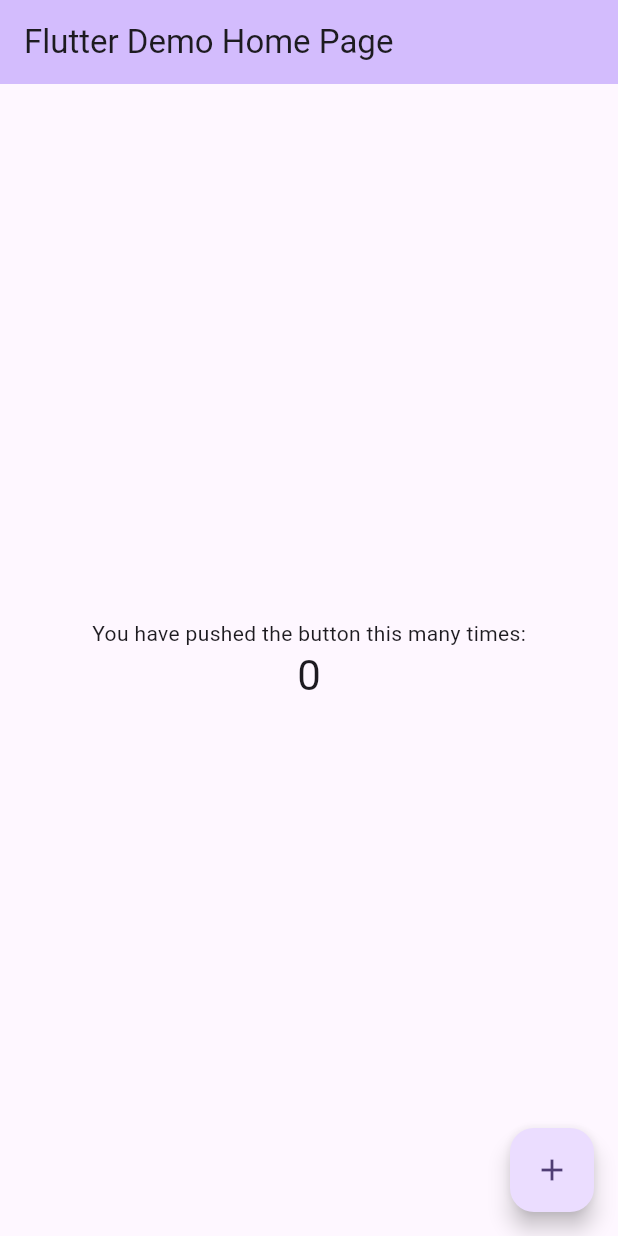
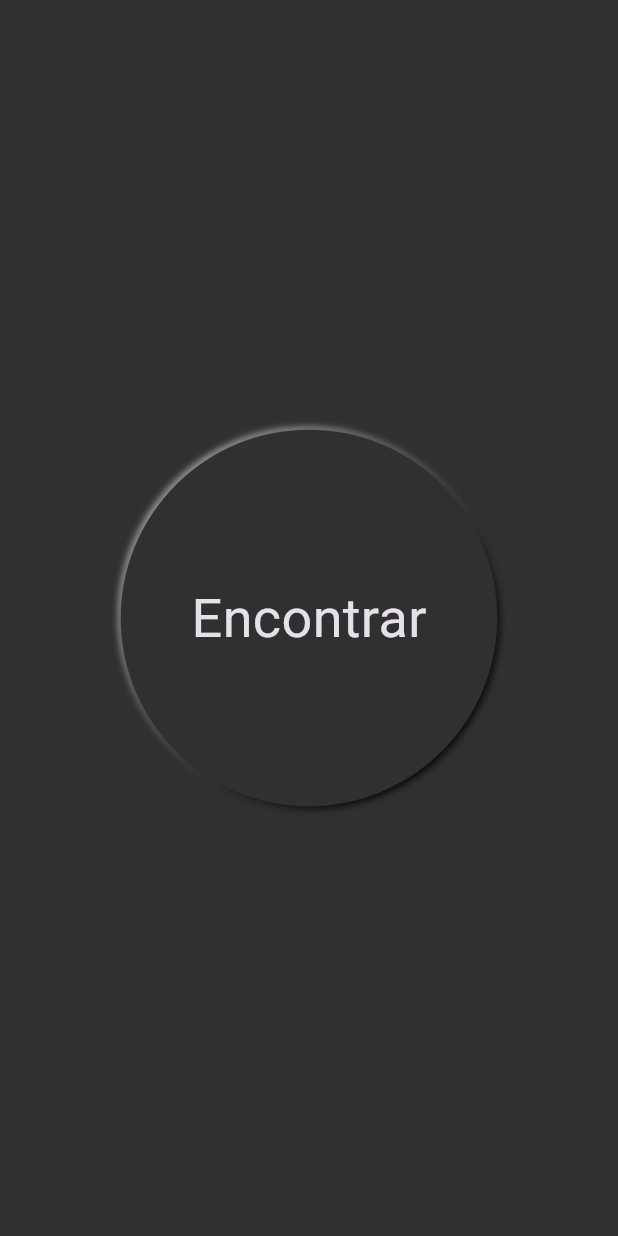
Before and after one commit to Tesam/spotifind, a Flutter app: the screen it shows after launch, on a phone screen of 412 x 824 dp. Run offline on Flutter 3.47's test engine with Material 3 defaults, Android fonts, the phone set to English and light mode, and no system bars; our stand-ins replace flutter_neumorphic_plus.

Commit message:
feat: Replace MaterialApp with NeumorphicApp and add FindButton widget

```diff
--- a/lib/main.dart
+++ b/lib/main.dart
@@ -1,4 +1,5 @@
-import 'package:flutter/material.dart';
+import 'package:flutter_neumorphic_plus/flutter_neumorphic.dart';
+import 'package:spotifind/widgets/widgets.dart';
 
 void main() {
   runApp(const MyApp());
@@ -7,119 +8,35 @@
 class MyApp extends StatelessWidget {
   const MyApp({super.key});
 
-  // This widget is the root of your application.
   @override
   Widget build(BuildContext context) {
-    return MaterialApp(
-      title: 'Flutter Demo',
-      theme: ThemeData(
-        // This is the theme of your application.
-        //
-        // TRY THIS: Try running your application with "flutter run". You'll see
-        // the application has a purple toolbar. Then, without quitting the app,
-        // try changing the seedColor in the colorScheme below to Colors.green
-        // and then invoke "hot reload" (save your changes or press the "hot
-        // reload" button in a Flutter-supported IDE, or press "r" if you used
-        // the command line to start the app).
-        //
-        // Notice that the counter didn't reset back to zero; the application
-        // state is not lost during the reload. To reset the state, use hot
-        // restart instead.
-        //
-        // This works for code too, not just values: Most code changes can be
-        // tested with just a hot reload.
-        colorScheme: ColorScheme.fromSeed(seedColor: Colors.deepPurple),
-        useMaterial3: true,
+    return const NeumorphicApp(
+      debugShowCheckedModeBanner: false,
+      themeMode: ThemeMode.dark,
+      theme: NeumorphicThemeData(
+        baseColor: Colors.white,
+        lightSource: LightSource.topLeft,
+        depth: 10,
       ),
-      home: const MyHomePage(title: 'Flutter Demo Home Page'),
+      darkTheme: NeumorphicThemeData(
+        baseColor: Color(0xFF313030),
+        lightSource: LightSource.topLeft,
+        depth: 6,
+      ),
+      home: HomePage(),
     );
   }
 }
 
-class MyHomePage extends StatefulWidget {
-  const MyHomePage({super.key, required this.title});
-
-  // This widget is the home page of your application. It is stateful, meaning
-  // that it has a State object (defined below) that contains fields that affect
-  // how it looks.
-
-  // This class is the configuration for the state. It holds the values (in this
-  // case the title) provided by the parent (in this case the App widget) and
-  // used by the build method of the State. Fields in a Widget subclass are
-  // always marked "final".
-
-  final String title;
-
-  @override
-  State<MyHomePage> createState() => _MyHomePageState();
-}
-
-class _MyHomePageState extends State<MyHomePage> {
-  int _counter = 0;
-
-  void _incrementCounter() {
-    setState(() {
-      // This call to setState tells the Flutter framework that something has
-      // changed in this State, which causes it to rerun the build method below
-      // so that the display can reflect the updated values. If we changed
-      // _counter without calling setState(), then the build method would not be
-      // called again, and so nothing would appear to happen.
-      _counter++;
-    });
-  }
+class HomePage extends StatelessWidget {
+  const HomePage({
+    super.key,
+  });
 
   @override
   Widget build(BuildContext context) {
-    // This method is rerun every time setState is called, for instance as done
-    // by the _incrementCounter method above.
-    //
-    // The Flutter framework has been optimized to make rerunning build methods
-    // fast, so that you can just rebuild anything that needs updating rather
-    // than having to individually change instances of widgets.
-    return Scaffold(
-      appBar: AppBar(
-        // TRY THIS: Try changing the color here to a specific color (to
-        // Colors.amber, perhaps?) and trigger a hot reload to see the AppBar
-        // change color while the other colors stay the same.
-        backgroundColor: Theme.of(context).colorScheme.inversePrimary,
-        // Here we take the value from the MyHomePage object that was created by
-        // the App.build method, and use it to set our appbar title.
-        title: Text(widget.title),
-      ),
-      body: Center(
-        // Center is a layout widget. It takes a single child and positions it
-        // in the middle of the parent.
-        child: Column(
-          // Column is also a layout widget. It takes a list of children and
-          // arranges them vertically. By default, it sizes itself to fit its
-          // children horizontally, and tries to be as tall as its parent.
-          //
-          // Column has various properties to control how it sizes itself and
-          // how it positions its children. Here we use mainAxisAlignment to
-          // center the children vertically; the main axis here is the vertical
-          // axis because Columns are vertical (the cross axis would be
-          // horizontal).
-          //
-          // TRY THIS: Invoke "debug painting" (choose the "Toggle Debug Paint"
-          // action in the IDE, or press "p" in the console), to see the
-          // wireframe for each widget.
-          mainAxisAlignment: MainAxisAlignment.center,
-          children: <Widget>[
-            const Text(
-              'You have pushed the button this many times:',
-            ),
-            Text(
-              '$_counter',
-              style: Theme.of(context).textTheme.headlineMedium,
-            ),
-          ],
-        ),
-      ),
-      floatingActionButton: FloatingActionButton(
-        onPressed: _incrementCounter,
-        tooltip: 'Increment',
-        child: const Icon(Icons.add),
-      ), // This trailing comma makes auto-formatting nicer for build methods.
+    return const Scaffold(
+      body: Center(child: FindButton()),
     );
   }
 }
--- /dev/null
+++ b/lib/widgets/find_button.dart
@@ -0,0 +1,24 @@
+import 'package:flutter_neumorphic_plus/flutter_neumorphic.dart';
+
+class FindButton extends StatelessWidget {
+  const FindButton({super.key});
+
+  @override
+  Widget build(BuildContext context) {
+    return NeumorphicButton(
+      style: NeumorphicStyle(
+        depth: 3,
+        intensity: 2,
+        shape: NeumorphicShape.flat,
+        boxShape: const NeumorphicBoxShape.circle(),
+        shadowLightColor: const Color(0xFFFFFFFF).withAlpha(80),
+      ),
+      padding: const EdgeInsets.all(100),
+      onPressed: () {},
+      child: const Text(
+        'Encontrar',
+        style: TextStyle(fontSize: 36),
+      ),
+    );
+  }
+}
--- /dev/null
+++ b/lib/widgets/widgets.dart
@@ -0,0 +1 @@
+export 'find_button.dart';
```
